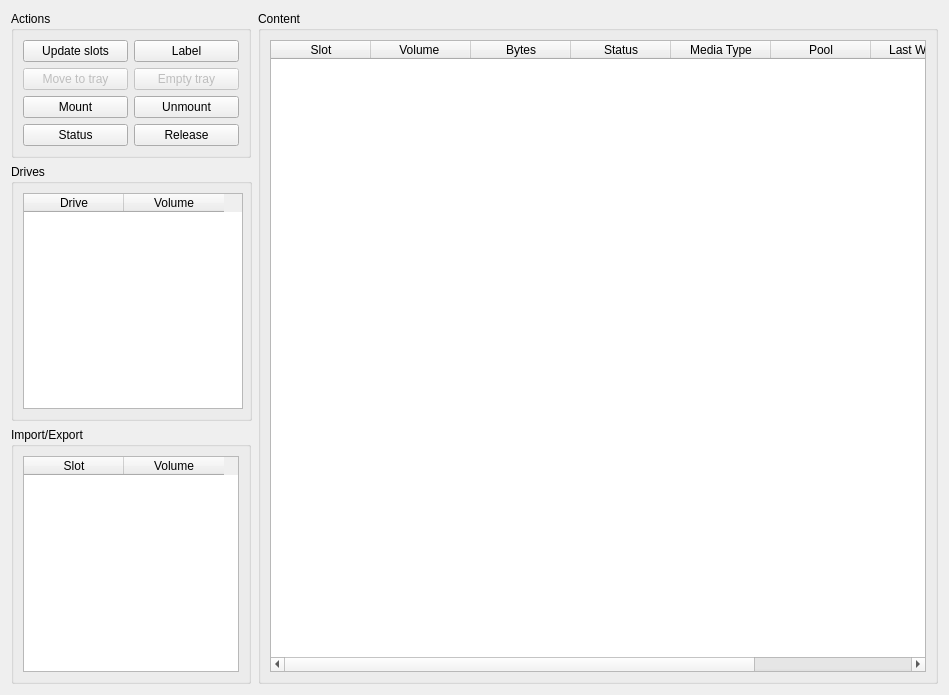
The window that src/qt-console/storage/content.ui (bareos/bareos) describes before a commit, drawn with Qt 5.
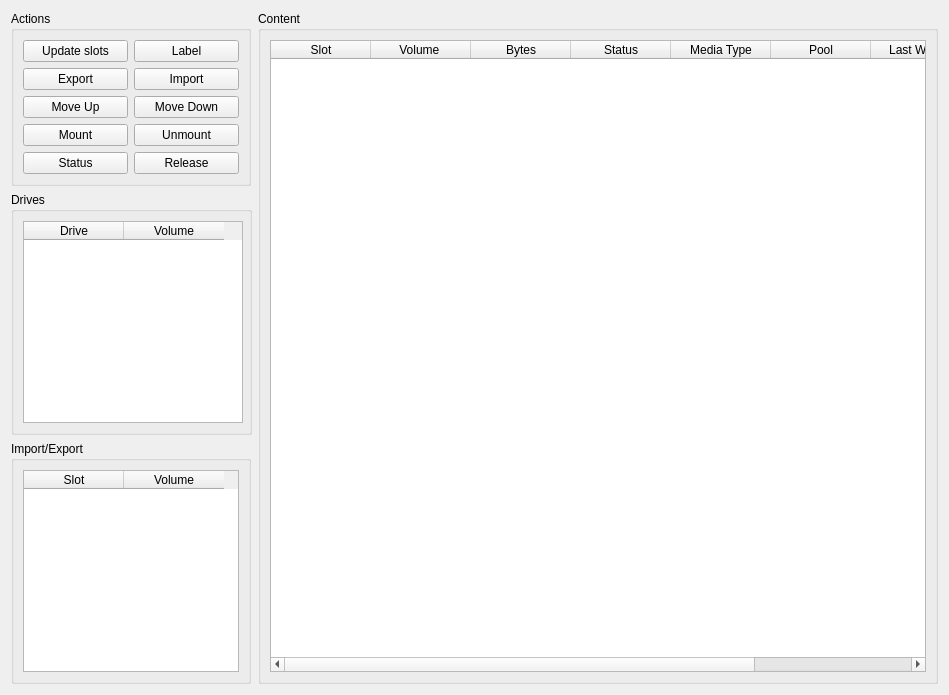
The same window after the commit. Icons and pictures are not drawn.

Commit message: Import all changes done to the original Bacula code.

```diff
--- a/src/qt-console/storage/content.ui
+++ b/src/qt-console/storage/content.ui
@@ -54,12 +54,9 @@
          </widget>
         </item>
         <item row="1" column="0" >
-         <widget class="QPushButton" name="pbMoveToTray" >
-          <property name="enabled" >
-           <bool>false</bool>
-          </property>
+         <widget class="QPushButton" name="pbExport" >
           <property name="text" >
-           <string>Move to tray</string>
+           <string>Export</string>
           </property>
           <property name="icon" >
            <iconset resource="../main.qrc" >:/images/extern.png</iconset>
@@ -67,12 +64,9 @@
          </widget>
         </item>
         <item row="1" column="1" >
-         <widget class="QPushButton" name="pbEmptyTray" >
-          <property name="enabled" >
-           <bool>false</bool>
-          </property>
+         <widget class="QPushButton" name="pbImport" >
           <property name="text" >
-           <string>Empty tray</string>
+           <string>Import</string>
           </property>
           <property name="icon" >
            <iconset resource="../main.qrc" >:/images/intern.png</iconset>
@@ -80,27 +74,47 @@
          </widget>
         </item>
         <item row="2" column="0" >
+         <widget class="QPushButton" name="pbMoveUp" >
+          <property name="text" >
+           <string>Move Up</string>
+          </property>
+          <property name="icon" >
+           <iconset resource="../main.qrc" >:/images/go-up.png</iconset>
+          </property>
+         </widget>
+        </item>
+        <item row="2" column="1" >
+         <widget class="QPushButton" name="pbMoveDown" >
+          <property name="text" >
+           <string>Move Down</string>
+          </property>
+          <property name="icon" >
+           <iconset resource="../main.qrc" >:/images/go-down.png</iconset>
+          </property>
+         </widget>
+        </item>
+        <item row="3" column="0" >
          <widget class="QPushButton" name="pbMount" >
           <property name="text" >
            <string>Mount</string>
           </property>
          </widget>
         </item>
-        <item row="2" column="1" >
+        <item row="3" column="1" >
          <widget class="QPushButton" name="pbUnmount" >
           <property name="text" >
            <string>Unmount</string>
           </property>
          </widget>
         </item>
-        <item row="3" column="0" >
+        <item row="4" column="0" >
          <widget class="QPushButton" name="pbStatus" >
           <property name="text" >
            <string>Status</string>
           </property>
          </widget>
         </item>
-        <item row="3" column="1" >
+        <item row="4" column="1" >
          <widget class="QPushButton" name="pbRelease" >
           <property name="text" >
            <string>Release</string>
```
Left out of the diff: 12 changed lines with no effect on the pictures. The commit also changes 528 other files.
